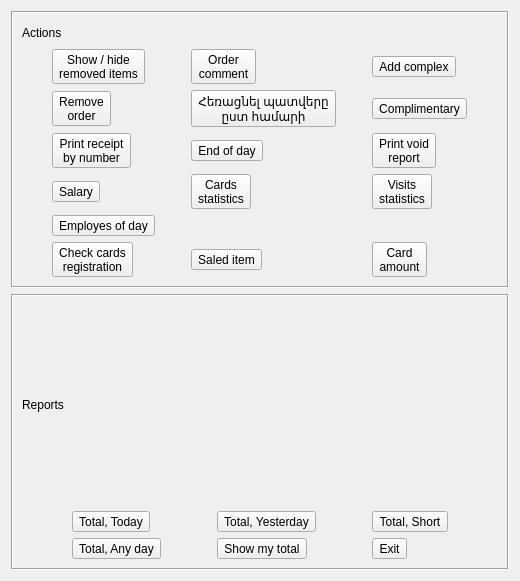
Before: the Qt Designer form Restaurant2/rtools.ui in End1-1/Resort-2, drawn with Qt 5.
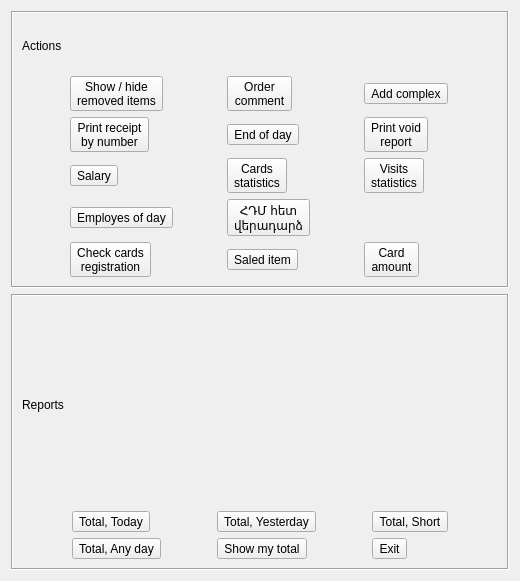
After: the same form once the commit is applied. Icons and pictures are not drawn.

Commit message: Fiscal return with emarks

What changed in the file:
```diff
--- a/Restaurant2/rtools.ui
+++ b/Restaurant2/rtools.ui
@@ -32,10 +32,25 @@
       </item>
       <item>
        <layout class="QGridLayout" name="gridLayout">
-        <item row="2" column="1">
-         <widget class="QToolButton" name="btnCloseDay">
+        <item row="4" column="1">
+         <widget class="QToolButton" name="btnPrintDailySales">
           <property name="text">
-           <string>End of day</string>
+           <string>Saled item</string>
+          </property>
+          <property name="icon">
+           <iconset resource="res.qrc">
+            <normaloff>:/images/list.png</normaloff>:/images/list.png</iconset>
+          </property>
+          <property name="toolButtonStyle">
+           <enum>Qt::ToolButtonTextUnderIcon</enum>
+          </property>
+         </widget>
+        </item>
+        <item row="4" column="2">
+         <widget class="QToolButton" name="btnCheckCard">
+          <property name="text">
+           <string>Card
+amount</string>
           </property>
           <property name="icon">
            <iconset resource="res.qrc">
@@ -47,6 +62,36 @@
          </widget>
         </item>
         <item row="3" column="1">
+         <widget class="QToolButton" name="btnFiscalCancel">
+          <property name="text">
+           <string>ՀԴՄ հետ
+վերադարձ</string>
+          </property>
+          <property name="icon">
+           <iconset resource="res.qrc">
+            <normaloff>:/images/garbage.png</normaloff>:/images/garbage.png</iconset>
+          </property>
+          <property name="toolButtonStyle">
+           <enum>Qt::ToolButtonTextUnderIcon</enum>
+          </property>
+         </widget>
+        </item>
+        <item row="0" column="1">
+         <widget class="QToolButton" name="btnOrderComment">
+          <property name="text">
+           <string>Order
+comment</string>
+          </property>
+          <property name="icon">
+           <iconset resource="res.qrc">
+            <normaloff>:/images/mark.png</normaloff>:/images/mark.png</iconset>
+          </property>
+          <property name="toolButtonStyle">
+           <enum>Qt::ToolButtonTextUnderIcon</enum>
+          </property>
+         </widget>
+        </item>
+        <item row="2" column="1">
          <widget class="QToolButton" name="btnCardStat">
           <property name="text">
            <string>Cards
@@ -61,6 +106,79 @@
           </property>
          </widget>
         </item>
+        <item row="1" column="2">
+         <widget class="QToolButton" name="btnPrintVoid">
+          <property name="text">
+           <string>Print void
+report</string>
+          </property>
+          <property name="icon">
+           <iconset resource="res.qrc">
+            <normaloff>:/images/recycle.png</normaloff>:/images/recycle.png</iconset>
+          </property>
+          <property name="toolButtonStyle">
+           <enum>Qt::ToolButtonTextUnderIcon</enum>
+          </property>
+         </widget>
+        </item>
+        <item row="2" column="2">
+         <widget class="QToolButton" name="btnVisitStat">
+          <property name="text">
+           <string>Visits
+statistics</string>
+          </property>
+          <property name="icon">
+           <iconset resource="res.qrc">
+            <normaloff>:/images/guests.png</normaloff>:/images/guests.png</iconset>
+          </property>
+          <property name="toolButtonStyle">
+           <enum>Qt::ToolButtonTextUnderIcon</enum>
+          </property>
+         </widget>
+        </item>
+        <item row="3" column="0">
+         <widget class="QToolButton" name="btnSalary_2">
+          <property name="text">
+           <string>Employes of day</string>
+          </property>
+          <property name="icon">
+           <iconset resource="res.qrc">
+            <normaloff>:/images/invoice.png</normaloff>:/images/invoice.png</iconset>
+          </property>
+          <property name="toolButtonStyle">
+           <enum>Qt::ToolButtonTextUnderIcon</enum>
+          </property>
+         </widget>
+        </item>
+        <item row="1" column="0">
+         <widget class="QToolButton" name="btnPrintAnyReport">
+          <property name="text">
+           <string>Print receipt
+by number</string>
+          </property>
+          <property name="icon">
+           <iconset resource="res.qrc">
+            <normaloff>:/images/invoice.png</normaloff>:/images/invoice.png</iconset>
+          </property>
+          <property name="toolButtonStyle">
+           <enum>Qt::ToolButtonTextUnderIcon</enum>
+          </property>
+         </widget>
+        </item>
+        <item row="1" column="1">
+         <widget class="QToolButton" name="btnCloseDay">
+          <property name="text">
+           <string>End of day</string>
+          </property>
+          <property name="icon">
+           <iconset resource="res.qrc">
+            <normaloff>:/images/money_calculator.png</normaloff>:/images/money_calculator.png</iconset>
+          </property>
+          <property name="toolButtonStyle">
+           <enum>Qt::ToolButtonTextUnderIcon</enum>
+          </property>
+         </widget>
+        </item>
         <item row="0" column="2">
          <widget class="QToolButton" name="btnComplex">
           <property name="text">
@@ -75,7 +193,21 @@
           </property>
          </widget>
         </item>
-        <item row="5" column="0">
+        <item row="2" column="0">
+         <widget class="QToolButton" name="btnSalary">
+          <property name="text">
+           <string>Salary</string>
+          </property>
+          <property name="icon">
+           <iconset resource="res.qrc">
+            <normaloff>:/images/invoice.png</normaloff>:/images/invoice.png</iconset>
+          </property>
+          <property name="toolButtonStyle">
+           <enum>Qt::ToolButtonTextUnderIcon</enum>
+          </property>
+         </widget>
+        </item>
+        <item row="4" column="0">
          <widget class="QToolButton" name="btnCheckCardReg">
           <property name="text">
            <string>Check cards
@@ -90,51 +222,6 @@
           </property>
          </widget>
         </item>
-        <item row="2" column="0">
-         <widget class="QToolButton" name="btnPrintAnyReport">
-          <property name="text">
-           <string>Print receipt
-by number</string>
-          </property>
-          <property name="icon">
-           <iconset resource="res.qrc">
-            <normaloff>:/images/invoice.png</normaloff>:/images/invoice.png</iconset>
-          </property>
-          <property name="toolButtonStyle">
-           <enum>Qt::ToolButtonTextUnderIcon</enum>
-          </property>
-         </widget>
-        </item>
-        <item row="2" column="2">
-         <widget class="QToolButton" name="btnPrintVoid">
-          <property name="text">
-           <string>Print void
-report</string>
-          </property>
-          <property name="icon">
-           <iconset resource="res.qrc">
-            <normaloff>:/images/recycle.png</normaloff>:/images/recycle.png</iconset>
-          </property>
-          <property name="toolButtonStyle">
-           <enum>Qt::ToolButtonTextUnderIcon</enum>
-          </property>
-         </widget>
-        </item>
-        <item row="1" column="1">
-         <widget class="QToolButton" name="btnRemoveOrder_2">
-          <property name="text">
-           <string>Հեռացնել պատվերը
-ըստ համարի</string>
-          </property>
-          <property name="icon">
-           <iconset resource="res.qrc">
-            <normaloff>:/images/garbage.png</normaloff>:/images/garbage.png</iconset>
-          </property>
-          <property name="toolButtonStyle">
-           <enum>Qt::ToolButtonTextUnderIcon</enum>
-          </property>
-         </widget>
-        </item>
         <item row="0" column="0">
          <widget class="QToolButton" name="btnShowHideRemovedItems">
           <property name="text">
@@ -150,122 +237,6 @@
           </property>
          </widget>
         </item>
-        <item row="5" column="1">
-         <widget class="QToolButton" name="btnPrintDailySales">
-          <property name="text">
-           <string>Saled item</string>
-          </property>
-          <property name="icon">
-           <iconset resource="res.qrc">
-            <normaloff>:/images/list.png</normaloff>:/images/list.png</iconset>
-          </property>
-          <property name="toolButtonStyle">
-           <enum>Qt::ToolButtonTextUnderIcon</enum>
-          </property>
-         </widget>
-        </item>
-        <item row="1" column="0">
-         <widget class="QToolButton" name="btnRemoveOrder">
-          <property name="text">
-           <string>Remove
-order</string>
-          </property>
-          <property name="icon">
-           <iconset resource="res.qrc">
-            <normaloff>:/images/garbage.png</normaloff>:/images/garbage.png</iconset>
-          </property>
-          <property name="toolButtonStyle">
-           <enum>Qt::ToolButtonTextUnderIcon</enum>
-          </property>
-         </widget>
-        </item>
-        <item row="1" column="2">
-         <widget class="QToolButton" name="btnCompimentary">
-          <property name="text">
-           <string>Complimentary</string>
-          </property>
-          <property name="icon">
-           <iconset resource="res.qrc">
-            <normaloff>:/images/gift.png</normaloff>:/images/gift.png</iconset>
-          </property>
-          <property name="toolButtonStyle">
-           <enum>Qt::ToolButtonTextUnderIcon</enum>
-          </property>
-         </widget>
-        </item>
-        <item row="3" column="2">
-         <widget class="QToolButton" name="btnVisitStat">
-          <property name="text">
-           <string>Visits
-statistics</string>
-          </property>
-          <property name="icon">
-           <iconset resource="res.qrc">
-            <normaloff>:/images/guests.png</normaloff>:/images/guests.png</iconset>
-          </property>
-          <property name="toolButtonStyle">
-           <enum>Qt::ToolButtonTextUnderIcon</enum>
-          </property>
-         </widget>
-        </item>
-        <item row="5" column="2">
-         <widget class="QToolButton" name="btnCheckCard">
-          <property name="text">
-           <string>Card
-amount</string>
-          </property>
-          <property name="icon">
-           <iconset resource="res.qrc">
-            <normaloff>:/images/money_calculator.png</normaloff>:/images/money_calculator.png</iconset>
-          </property>
-          <property name="toolButtonStyle">
-           <enum>Qt::ToolButtonTextUnderIcon</enum>
-          </property>
-         </widget>
-        </item>
-        <item row="4" column="0">
-         <widget class="QToolButton" name="btnSalary_2">
-          <property name="text">
-           <string>Employes of day</string>
-          </property>
-          <property name="icon">
-           <iconset resource="res.qrc">
-            <normaloff>:/images/invoice.png</normaloff>:/images/invoice.png</iconset>
-          </property>
-          <property name="toolButtonStyle">
-           <enum>Qt::ToolButtonTextUnderIcon</enum>
-          </property>
-         </widget>
-        </item>
-        <item row="3" column="0">
-         <widget class="QToolButton" name="btnSalary">
-          <property name="text">
-           <string>Salary</string>
-          </property>
-          <property name="icon">
-           <iconset resource="res.qrc">
-            <normaloff>:/images/invoice.png</normaloff>:/images/invoice.png</iconset>
-          </property>
-          <property name="toolButtonStyle">
-           <enum>Qt::ToolButtonTextUnderIcon</enum>
-          </property>
-         </widget>
-        </item>
-        <item row="0" column="1">
-         <widget class="QToolButton" name="btnOrderComment">
-          <property name="text">
-           <string>Order
-comment</string>
-          </property>
-          <property name="icon">
-           <iconset resource="res.qrc">
-            <normaloff>:/images/mark.png</normaloff>:/images/mark.png</iconset>
-          </property>
-          <property name="toolButtonStyle">
-           <enum>Qt::ToolButtonTextUnderIcon</enum>
-          </property>
-         </widget>
-        </item>
        </layout>
       </item>
      </layout>
```
The commit also changes 15 other files.
